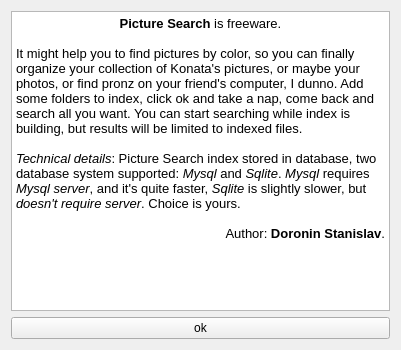
Above: about.ui from overloop/picture_search before the change. Below: the same form after it.
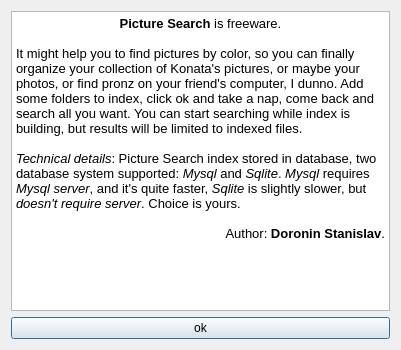
That is the form after the change.

```diff
--- a/about.ui
+++ b/about.ui
@@ -42,6 +42,12 @@
      <property name="text">
       <string>ok</string>
      </property>
+     <property name="autoDefault">
+      <bool>true</bool>
+     </property>
+     <property name="default">
+      <bool>true</bool>
+     </property>
     </widget>
    </item>
   </layout>
```
Left out of the diff: 4 changed lines with no effect on the pictures.
